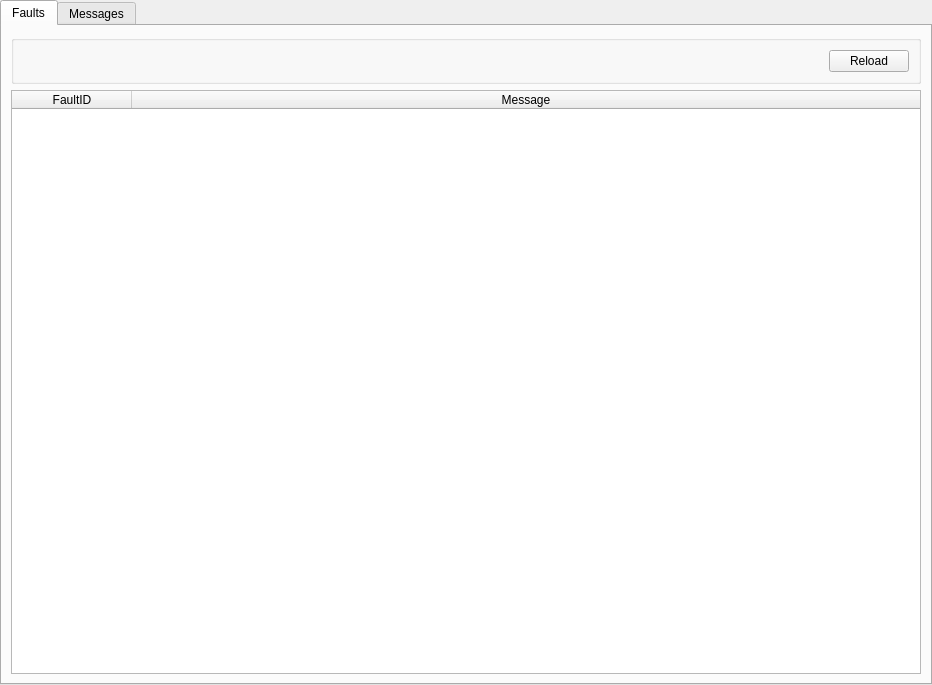
malsomt/TDS_PyLogixTagInterpreter, file PyQt5_DesignFile_MessageView.ui: the form before one commit.
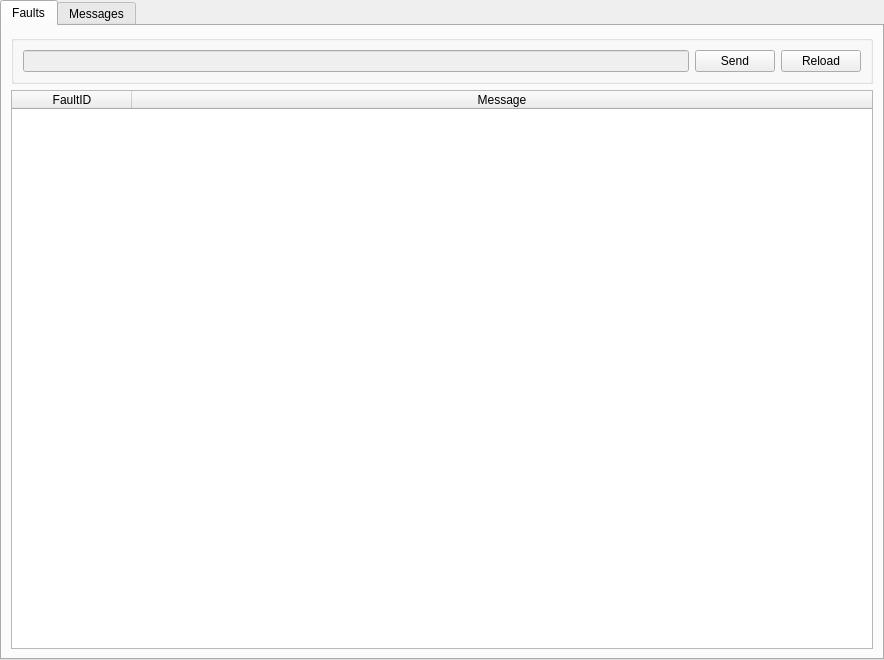
The form after the commit.

Commit message: Updated Message Window with Send and Request Buttons and a status label

Patch:
```diff
--- a/PyQt5_DesignFile_MessageView.ui
+++ b/PyQt5_DesignFile_MessageView.ui
@@ -6,8 +6,8 @@
    <rect>
     <x>0</x>
     <y>0</y>
-    <width>932</width>
-    <height>685</height>
+    <width>884</width>
+    <height>660</height>
    </rect>
   </property>
   <property name="windowTitle">
@@ -69,17 +69,18 @@
       </property>
       <layout class="QHBoxLayout" name="horizontalLayout">
        <item>
-        <spacer name="horizontalSpacer">
-         <property name="orientation">
-          <enum>Qt::Horizontal</enum>
+        <widget class="QLineEdit" name="status_fault">
+         <property name="enabled">
+          <bool>false</bool>
          </property>
-         <property name="sizeHint" stdset="0">
-          <size>
-           <width>40</width>
-           <height>20</height>
-          </size>
+        </widget>
+       </item>
+       <item>
+        <widget class="QPushButton" name="btn_msg_send">
+         <property name="text">
+          <string>Send</string>
          </property>
-        </spacer>
+        </widget>
        </item>
        <item>
         <widget class="QPushButton" name="btn_reload">
```
Left out of the diff: 25 changed lines with no effect on the pictures. The commit also changes 1 other file.
